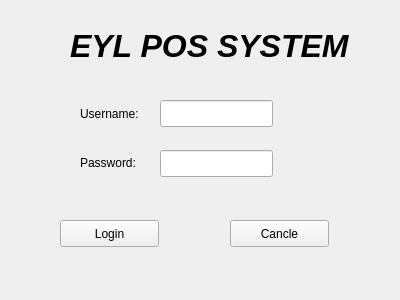
First picture: the form in widget.ui, repository weiweiwangblade/POS_system, before the edit.
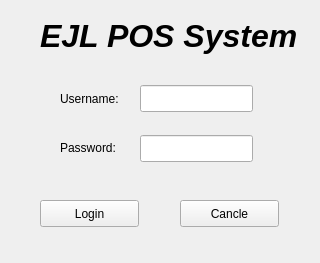
Second picture: the form after the edit.

The edit to the form file:
```diff
--- a/widget.ui
+++ b/widget.ui
@@ -6,8 +6,8 @@
    <rect>
     <x>0</x>
     <y>0</y>
-    <width>400</width>
-    <height>300</height>
+    <width>320</width>
+    <height>263</height>
    </rect>
   </property>
   <property name="windowTitle">
@@ -16,8 +16,8 @@
   <widget class="QPushButton" name="pushButton">
    <property name="geometry">
     <rect>
-     <x>60</x>
-     <y>220</y>
+     <x>40</x>
+     <y>200</y>
      <width>99</width>
      <height>27</height>
     </rect>
@@ -29,8 +29,8 @@
   <widget class="QPushButton" name="pushButton_2">
    <property name="geometry">
     <rect>
-     <x>230</x>
-     <y>220</y>
+     <x>180</x>
+     <y>200</y>
      <width>99</width>
      <height>27</height>
     </rect>
@@ -42,10 +42,10 @@
   <widget class="QLabel" name="label">
    <property name="geometry">
     <rect>
-     <x>70</x>
-     <y>30</y>
-     <width>281</width>
-     <height>31</height>
+     <x>40</x>
+     <y>10</y>
+     <width>271</width>
+     <height>51</height>
     </rect>
    </property>
    <property name="font">
@@ -57,14 +57,17 @@
     </font>
    </property>
    <property name="text">
-    <string>EYL POS SYSTEM</string>
+    <string>EJL POS System</string>
+   </property>
+   <property name="scaledContents">
+    <bool>false</bool>
    </property>
   </widget>
   <widget class="QLabel" name="label_2">
    <property name="geometry">
     <rect>
-     <x>80</x>
-     <y>105</y>
+     <x>60</x>
+     <y>90</y>
      <width>73</width>
      <height>17</height>
     </rect>
@@ -76,8 +79,8 @@
   <widget class="QLabel" name="label_3">
    <property name="geometry">
     <rect>
-     <x>80</x>
-     <y>155</y>
+     <x>60</x>
+     <y>140</y>
      <width>71</width>
      <height>16</height>
     </rect>
@@ -89,8 +92,8 @@
   <widget class="QLineEdit" name="lineEdit">
    <property name="geometry">
     <rect>
-     <x>160</x>
-     <y>100</y>
+     <x>140</x>
+     <y>85</y>
      <width>113</width>
      <height>27</height>
     </rect>
@@ -99,8 +102,8 @@
   <widget class="QLineEdit" name="lineEdit_2">
    <property name="geometry">
     <rect>
-     <x>160</x>
-     <y>150</y>
+     <x>140</x>
+     <y>135</y>
      <width>113</width>
      <height>27</height>
     </rect>
```
Left out of the diff: 6 changed lines with no effect on the pictures.
